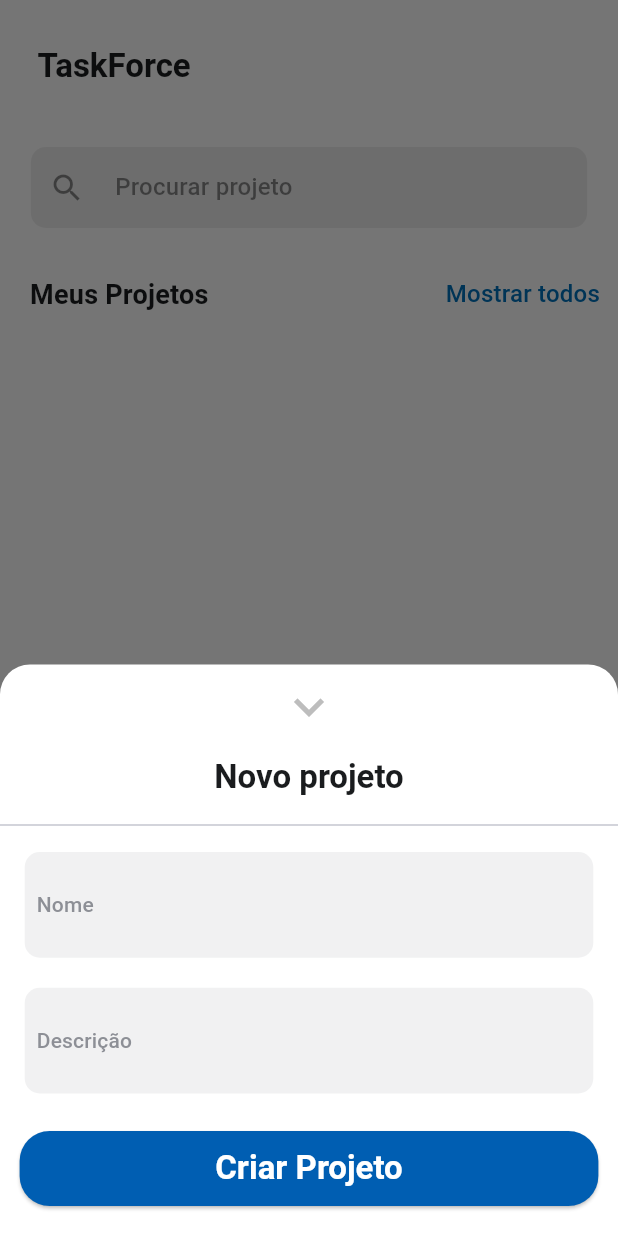
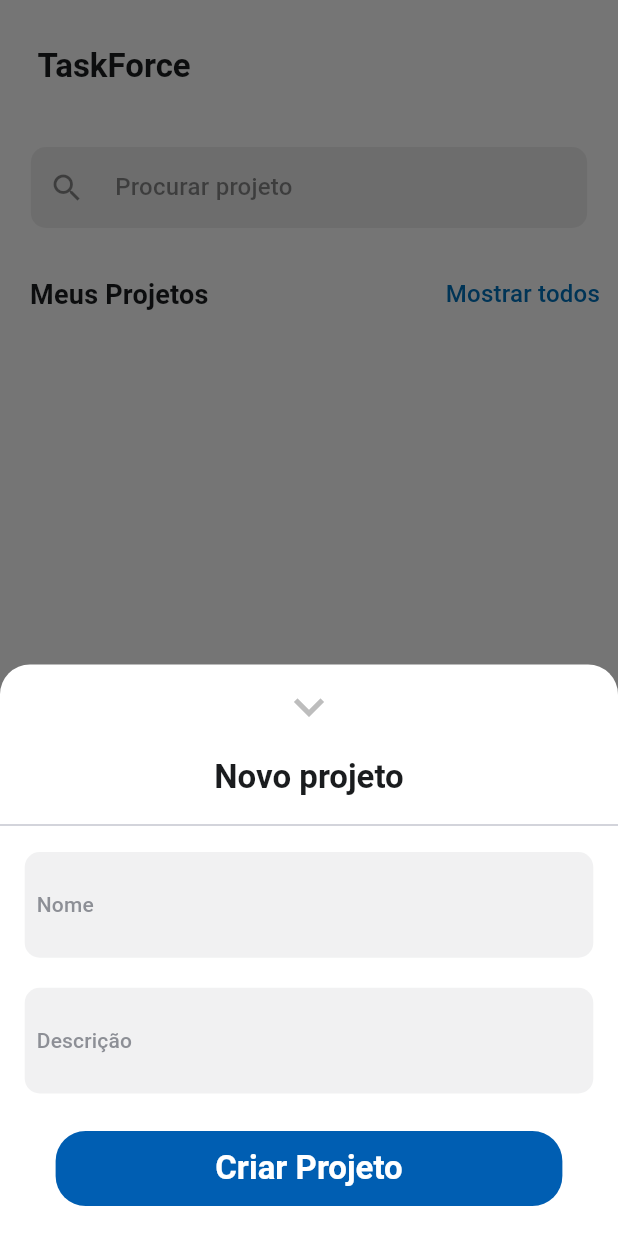
Before and after one commit to cadumeneses/app-manager-project, a Flutter app: the HomePage screen opened directly, item 3 of the bottom bar chosen, on a phone screen of 412 x 824 dp. Run offline on Flutter 3.47's test engine with Material 2 defaults, Android fonts, the phone set to English and light mode, and no system bars; our stand-ins replace dio, font_awesome_flutter, shared_preferences; accounts and stored records are empty; network calls fail.

Commit message:
feat: adicionando projectPresenter

```diff
--- a/lib/core/board/components/board_component.dart
+++ b/lib/core/board/components/board_component.dart
@@ -5,7 +5,7 @@ import 'package:flutter/material.dart';
 import 'package:font_awesome_flutter/font_awesome_flutter.dart';
 import 'package:provider/provider.dart';
 
-import '../../../features/project/infra/models/project_model.dart';
+import '../../../features/project/models/project_model.dart';
 import '../../task/infra/repositories/tasks_repository.dart';
 import '../infra/models/board_model.dart';
 
--- a/lib/core/components/form/input_submit_form.dart
+++ b/lib/core/components/form/input_submit_form.dart
@@ -11,20 +11,21 @@ class InputSubmitForm extends StatelessWidget {
 
   final Color color;
   final Color labelColor;
-  final void Function() submitForm;
+  final VoidCallback submitForm;
   final String nameButton;
 
   @override
   Widget build(BuildContext context) {
-    return ElevatedButton(
-      style: ElevatedButton.styleFrom(
-        backgroundColor: color,
-        shape: RoundedRectangleBorder(borderRadius: BorderRadius.circular(20)),
-      ),
-      onPressed: submitForm,
-      child: SizedBox(
+    return InkWell(
+      onTap: submitForm,
+      child: Container(
         height: 50,
         width: MediaQuery.of(context).size.width * 0.82,
+        decoration: ShapeDecoration(
+          color: color,
+          shape:
+              RoundedRectangleBorder(borderRadius: BorderRadius.circular(20)),
+        ),
         child: Center(
           child: Text(
             nameButton,
--- a/lib/core/components/form/input_text_form.dart
+++ b/lib/core/components/form/input_text_form.dart
@@ -1,17 +1,12 @@
 import 'package:flutter/material.dart';
 
 class InputTextForm extends StatelessWidget {
-  const InputTextForm(
-      {required this.formData,
-      required this.formDataTitle,
-      required this.titleFocus,
-      this.controller,
-      required this.label,
-      required this.minLenght,
-      super.key});
-  final FocusNode titleFocus;
-  final Map<String, Object> formData;
-  final String formDataTitle;
+  const InputTextForm({
+    this.controller,
+    required this.label,
+    required this.minLenght,
+    super.key,
+  });
   final String label;
   final TextEditingController? controller;
   final int minLenght;
@@ -28,7 +23,6 @@ class InputTextForm extends StatelessWidget {
         borderRadius: BorderRadius.circular(10),
       ),
       child: TextFormField(
-        initialValue: formData[formDataTitle]?.toString(),
         decoration: InputDecoration(
           labelText: label,
           labelStyle: theme.textTheme.labelLarge?.copyWith(
@@ -40,21 +34,10 @@ class InputTextForm extends StatelessWidget {
           enabledBorder: InputBorder.none,
         ),
         textInputAction: TextInputAction.next,
-        onFieldSubmitted: (_) {
-          FocusScope.of(context).requestFocus(titleFocus);
-        },
         autofocus: false,
-        onSaved: (name) => formData[formDataTitle] = name ?? '',
+        controller: controller,
         validator: (name) {
           final title = name ?? '';
-
-          if (title.trim().isEmpty) {
-            return 'O $formDataTitle é inválido!';
-          }
-
-          if (title.trim().length < minLenght) {
-            return 'O $formDataTitle precisa de um tamanho minímo: $minLenght.';
-          }
           return null;
         },
       ),
--- a/lib/features/home/presentation/ui/home_page.dart
+++ b/lib/features/home/presentation/ui/home_page.dart
@@ -1,8 +1,8 @@
-import 'package:app_manager_project/features/project/presentation/ui/components/project_form_component.dart';
-import 'package:app_manager_project/features/project/presentation/ui/my_projects/my_projects_page.dart';
+import 'package:app_manager_project/features/project/views/components/project_form_component.dart';
+import 'package:app_manager_project/features/project/views/my_projects/my_projects_page.dart';
 import 'package:app_manager_project/features/profile/presentation/ui/profile_page.dart';
 import 'package:flutter/material.dart';
-import '../../../project/project_overview/views/projects_overview_page.dart';
+import '../../../project/views/project_overview/projects_overview_page.dart';
 
 class HomePage extends StatefulWidget {
   const HomePage({super.key});
--- a/lib/features/project/infra/repositories/project_repository.dart
+++ b/lib/features/project/models/project_repository.dart
@@ -1,8 +1,8 @@
 import 'dart:math';
-import 'package:app_manager_project/features/project/infra/models/project_model.dart';
+import 'package:app_manager_project/features/project/models/project_model.dart';
 import 'package:flutter/foundation.dart';
 
-import '../../../../core/external/dio/dio_client.dart';
+import '../../../core/external/dio/dio_client.dart';
 
 class ProjectRepository with ChangeNotifier {
   var dio = DioClient();
--- /dev/null
+++ b/lib/features/project/presenters/project_presenter.dart
@@ -0,0 +1,39 @@
+import 'package:flutter/material.dart';
+
+import '../models/project_repository.dart';
+
+class ProjectPresenter with ChangeNotifier {
+  final ProjectRepository _projectRepository;
+  bool _isLoading = false;
+  String _error = '';
+
+  ProjectPresenter(this._projectRepository);
+
+  bool get isLoading => _isLoading;
+
+  String get error => _error;
+
+  setArguments(dynamic arguments){
+
+  }
+
+  Future<void> submitForm(
+    String projectName,
+    String projectDescription,
+  ) async {
+    _isLoading = true;
+    _error = '';
+
+    try {
+      await _projectRepository.saveProject({
+        'name': projectName,
+        'description': projectDescription,
+      });
+    } catch (e) {
+      _error = e.toString();
+    } finally {
+      _isLoading = false;
+      notifyListeners();
+    }
+  }
+}
--- a/lib/features/project/presentation/ui/components/project_form_component.dart
+++ b/lib/features/project/views/components/project_form_component.dart
@@ -1,10 +1,9 @@
 import 'package:app_manager_project/core/components/form/input_text_form.dart';
-import 'package:app_manager_project/features/project/infra/models/project_model.dart';
 import 'package:flutter/material.dart';
 import 'package:provider/provider.dart';
 
-import '../../../../../core/components/form/input_submit_form.dart';
-import '../../../infra/repositories/project_repository.dart';
+import '../../../../core/components/form/input_submit_form.dart';
+import '../../presenters/project_presenter.dart';
 
 class ProjectFormComponent extends StatefulWidget {
   const ProjectFormComponent({super.key});
@@ -14,71 +13,25 @@ class ProjectFormComponent extends StatefulWidget {
 }
 
 class _ProjectFormComponentState extends State<ProjectFormComponent> {
-  final _descriptionFocus = FocusNode();
-  final _nameFocus = FocusNode();
+  final _descriptionController = TextEditingController();
+  final _nameControlller = TextEditingController();
 
-  final _formData = <String, Object>{};
   final _formKey = GlobalKey<FormState>();
+
+  late ProjectPresenter presenter;
+  @override
+  void initState() {
+    super.initState();
+    presenter = context.read();
+  }
 
   bool _isLoading = false;
 
   @override
   void didChangeDependencies() {
     super.didChangeDependencies();
-    if (_formData.isEmpty) {
-      final argument = ModalRoute.of(context)?.settings.arguments;
-
-      if (argument != null) {
-        final project = argument as Project;
-        _formData['id'] = project.id;
-        _formData['name'] = project.name;
-        _formData['description'] = project.description;
-      }
-    }
-  }
-
-  @override
-  void dispose() {
-    super.dispose();
-    _nameFocus.dispose();
-    _descriptionFocus.dispose();
-  }
-
-  Future<void> _submitForm() async {
-    final isValid = _formKey.currentState?.validate() ?? false;
-
-    if (!isValid) {
-      return;
-    }
-
-    _formKey.currentState?.save();
-
-    setState(() => _isLoading = true);
-
-    try {
-      await Provider.of<ProjectRepository>(
-        context,
-        listen: false,
-      ).saveProject(_formData);
-    } catch (e) {
-      debugPrint(e.toString());
-      await showDialog<void>(
-        context: context,
-        builder: (ctx) => AlertDialog(
-          title: const Text('An error has occurred!'),
-          content: const Text('Error to save product'),
-          actions: [
-            TextButton(
-              onPressed: () => Navigator.of(context).pop(),
-              child: const Text('Back'),
-            )
-          ],
-        ),
-      );
-    } finally {
-      setState(() => _isLoading = false);
-      Navigator.of(context).pop();
-    }
+    final argument = ModalRoute.of(context)?.settings.arguments;
+    presenter.setArguments(argument);
   }
 
   @override
@@ -87,7 +40,7 @@ class _ProjectFormComponentState extends State<ProjectFormComponent> {
     final colorScheme = theme.colorScheme;
     final textTheme = theme.textTheme;
 
-    return _isLoading
+    return presenter.isLoading
         ? Center(
             child: CircularProgressIndicator(color: colorScheme.primary),
           )
@@ -123,24 +76,26 @@ class _ProjectFormComponentState extends State<ProjectFormComponent> {
                     const Divider(),
                     const SizedBox(height: 10),
                     InputTextForm(
-                      formData: _formData,
-                      formDataTitle: "name",
-                      titleFocus: _nameFocus,
                       label: "Nome",
                       minLenght: 3,
+                      controller: _nameControlller,
                     ),
                     const SizedBox(height: 20),
                     InputTextForm(
-                      formData: _formData,
-                      formDataTitle: "description",
-                      titleFocus: _descriptionFocus,
                       label: "Descrição",
                       minLenght: 10,
+                      controller: _descriptionController,
                     ),
                     const SizedBox(height: 25),
                     InputSubmitForm(
                       color: colorScheme.primary,
-                      submitForm: _submitForm,
+                      submitForm: () {
+                        presenter.submitForm(
+                          _nameControlller.text,
+                          _descriptionController.text,
+                        );
+                        Navigator.of(context).pop();
+                      },
                       nameButton: 'Criar Projeto',
                       labelColor: colorScheme.onPrimaryContainer,
                     )
--- a/lib/features/project/presentation/ui/components/project_item_component.dart
+++ b/lib/features/project/views/components/project_item_component.dart
@@ -1,4 +1,4 @@
-import 'package:app_manager_project/features/project/infra/models/project_model.dart';
+import 'package:app_manager_project/features/project/models/project_model.dart';
 import 'package:app_manager_project/core/utils/app_routes.dart';
 import 'package:flutter/material.dart';
 
--- a/lib/features/project/presentation/ui/my_projects/my_projects_page.dart
+++ b/lib/features/project/views/my_projects/my_projects_page.dart
@@ -1,5 +1,5 @@
-import 'package:app_manager_project/features/project/infra/repositories/project_repository.dart';
-import 'package:app_manager_project/features/project/presentation/ui/my_projects/components/chips_component.dart';
+import 'package:app_manager_project/features/project/models/project_repository.dart';
+import 'package:app_manager_project/features/project/views/my_projects/components/chips_component.dart';
 import 'package:flutter/material.dart';
 import 'package:provider/provider.dart';
 
--- a/lib/features/project/presentation/ui/project_detail/project_detail_page.dart
+++ b/lib/features/project/views/project_detail/project_detail_page.dart
@@ -1,7 +1,7 @@
 import 'package:app_manager_project/core/board/components/board_component.dart';
 import 'package:app_manager_project/core/board/infra/repositories/board_repository.dart';
 import 'package:app_manager_project/core/task/infra/repositories/tasks_repository.dart';
-import 'package:app_manager_project/features/project/infra/models/project_model.dart';
+import 'package:app_manager_project/features/project/models/project_model.dart';
 import 'package:flutter/material.dart';
 import 'package:provider/provider.dart';
 
--- a/lib/features/project/project_overview/views/projects_overview_page.dart
+++ b/lib/features/project/views/project_overview/projects_overview_page.dart
@@ -2,8 +2,8 @@ import 'package:flutter/material.dart';
 import 'package:provider/provider.dart';
 
 import 'package:app_manager_project/core/task/components/task_item_component.dart';
-import 'package:app_manager_project/features/project/presentation/ui/components/project_item_component.dart';
-import 'package:app_manager_project/features/project/infra/repositories/project_repository.dart';
+import 'package:app_manager_project/features/project/views/components/project_item_component.dart';
+import 'package:app_manager_project/features/project/models/project_repository.dart';
 import 'components/heading_with_action.dart';
 import 'components/project_search_component.dart';
 
```
Also changed, not shown: lib/core/task/components/task_form_component.dart (+2 -6 lines), lib/features/profile/presentation/ui/components/profile_form_component.dart (+2 -12 lines), lib/main.dart (+10 -4 lines), lib/features/project/models/project_model.dart (renamed from lib/features/project/infra/models/project_model.dart), lib/features/project/views/components/chart_component.dart (renamed from lib/features/project/presentation/ui/components/chart_component.dart), lib/features/project/views/my_projects/components/chips_component.dart (renamed from lib/features/project/presentation/ui/my_projects/components/chips_component.dart), lib/features/project/views/project_overview/components/heading_with_action.dart (renamed from lib/features/project/project_overview/views/components/heading_with_action.dart), lib/features/project/views/project_overview/components/project_search_component.dart (renamed from lib/features/project/project_overview/views/components/project_search_component.dart).
